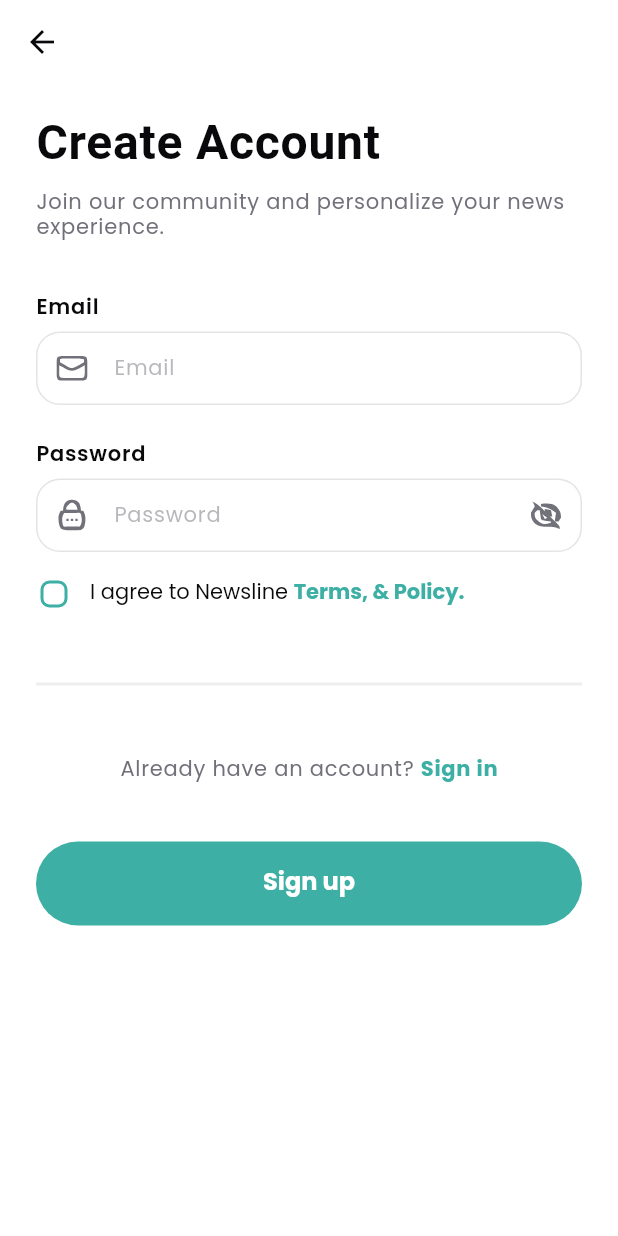
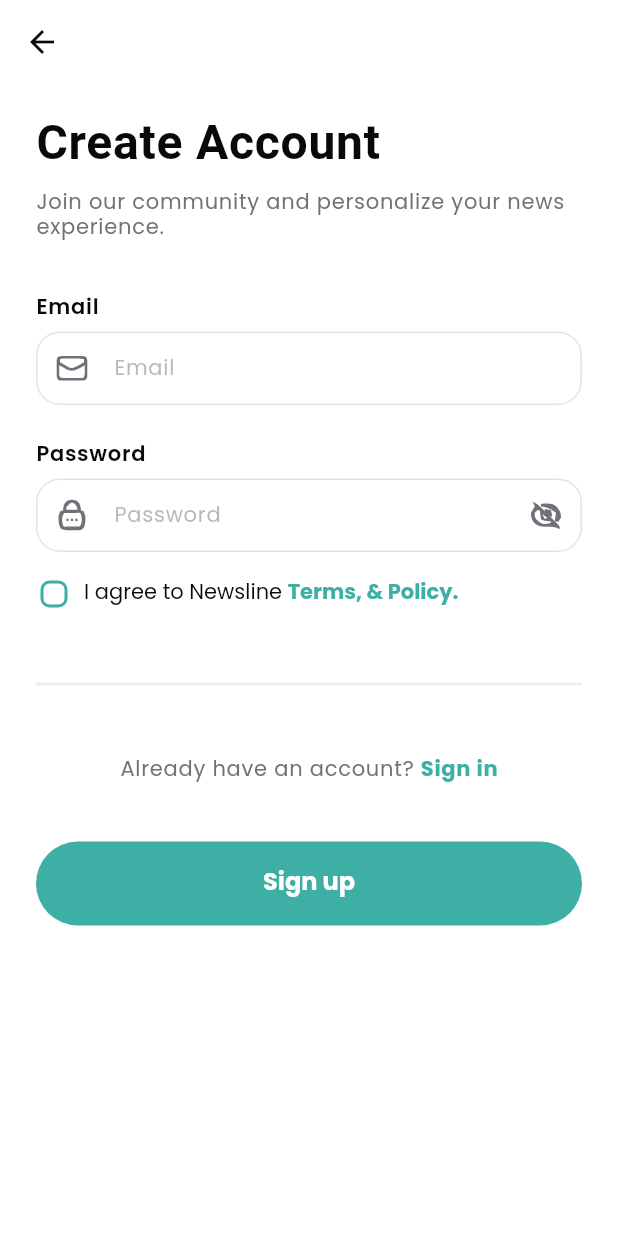
Before and after one commit to DoniiAdityaa/apps-berita, a Flutter app: the RegisterScreen screen opened directly, on a phone screen of 412 x 824 dp. Run offline on Flutter 3.47's test engine with Material 3 defaults, Android fonts, the light colour scheme and no system bars; our stand-ins replace bloc, cached_network_image, device_info_plus, dio, equatable, firebase_auth and 17 more; missing offline and left inert: awesome_dio_interceptor; accounts and stored records are empty; generated files the repository leaves out were written again; Roboto replaces fonts that are missing (Georgia).

Commit message:
fix: ui loginscreen & registerscreen

```diff
--- a/lib/features/auth/login_screen.dart
+++ b/lib/features/auth/login_screen.dart
@@ -1,4 +1,5 @@
 import 'package:app_berita/features/auth/password_login_screen.dart';
+import 'package:app_berita/features/auth/register_screen.dart';
 import 'package:flutter/material.dart';
 import 'package:flutter_svg/flutter_svg.dart';
 import 'package:app_berita/ui/color.dart';
@@ -197,7 +198,10 @@ class _LoginScreenState extends State<LoginScreen> {
         ),
         GestureDetector(
           onTap: () {
-            // Navigate to register/sign-up screen
+            Navigator.push(
+              context,
+              MaterialPageRoute(builder: (_) => RegisterScreen()),
+            );
           },
           child: Text('Sign up', style: smBold.copyWith(color: primaryColor)),
         ),
--- a/lib/features/auth/register_screen.dart
+++ b/lib/features/auth/register_screen.dart
@@ -305,7 +305,7 @@ class _RegisterScreenState extends State<RegisterScreen> {
             },
           ),
         ),
-        const SizedBox(width: 12),
+        const SizedBox(width: 8),
         Expanded(
           child: RichText(
             text: TextSpan(
```
